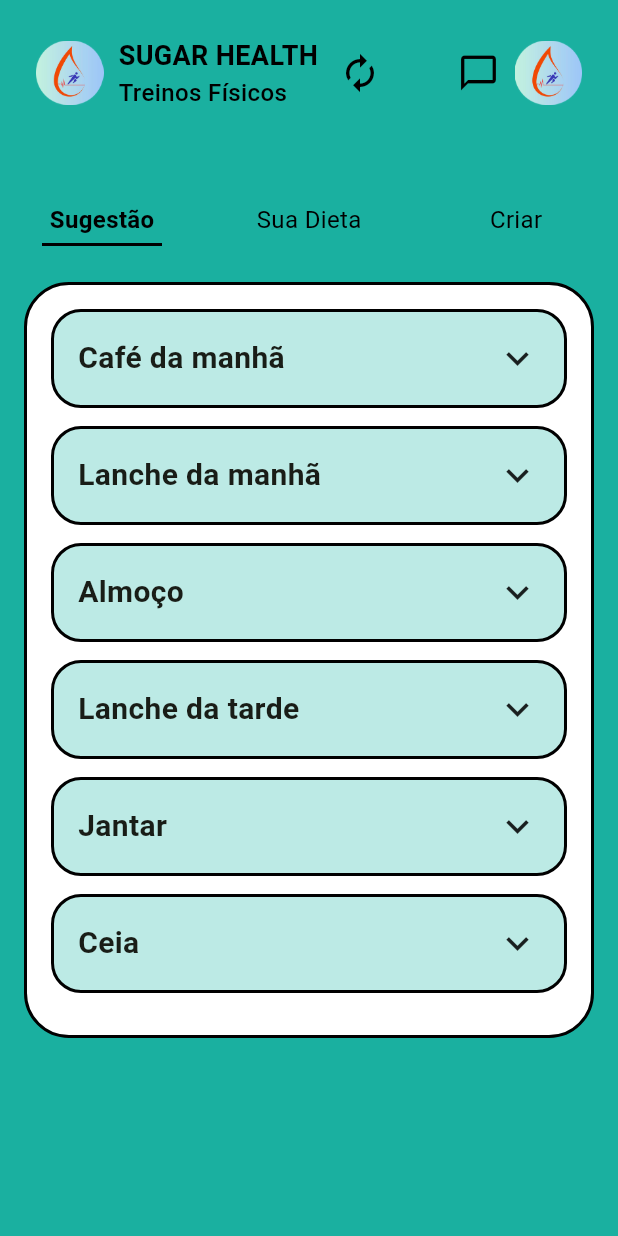
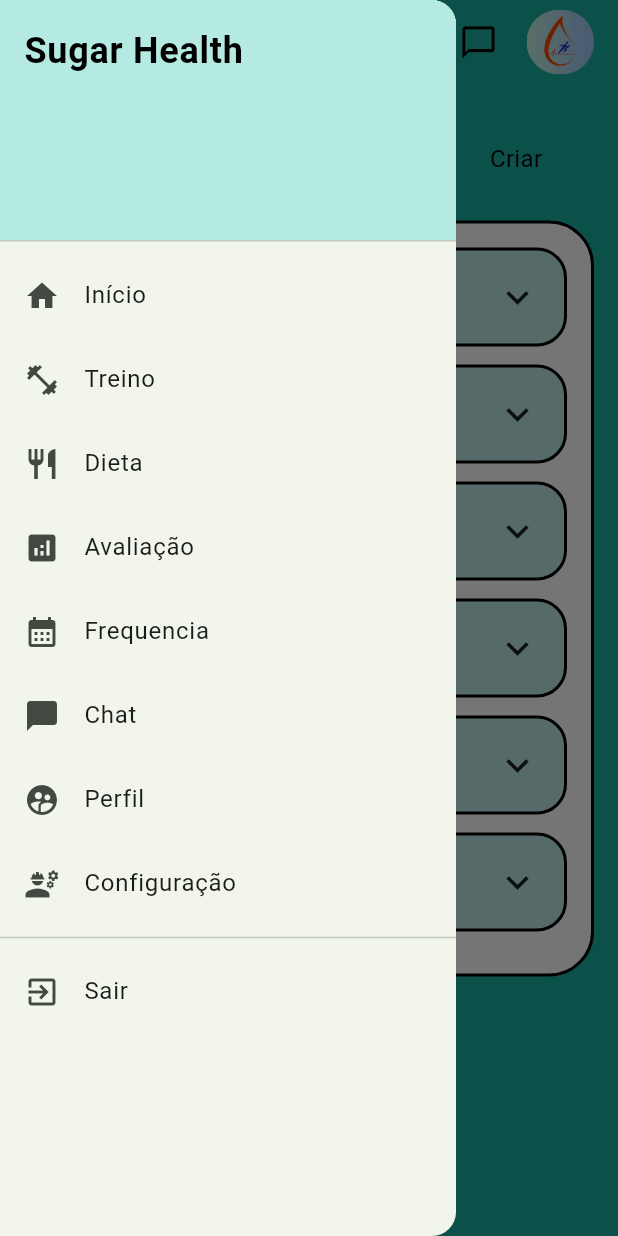
Before and after one commit to AndreyRP/SugarHealth, a Flutter app: the Dieta screen opened by its route, with the side drawer open (before the commit the screen has no drawer), on a phone screen of 412 x 824 dp. Run offline on Flutter 3.47's test engine with Material 3 defaults, Android fonts, the phone set to English and light mode, and no system bars.

Commit message:
Adiçao dos menus de DietaSugestao, e Cadastrada. Começo do cadastro de Dietas

```diff
--- a/lib/pages/avaliacaoMedidas.dart
+++ b/lib/pages/avaliacaoMedidas.dart
@@ -1,11 +1,10 @@
 import 'package:flutter/material.dart';
-import 'package:sugarhealth/widgets/buildBoxTexto.dart';
 import 'package:sugarhealth/widgets/cabecalho.dart';
 import 'package:sugarhealth/widgets/campoAvalia%C3%A7ao.dart';
 import 'package:sugarhealth/widgets/linhaAvaliacao.dart';
 import 'package:sugarhealth/widgets/textoAvaliacao.dart';
 
-import '../widgets/buildInputDecoration.dart';
+import '../widgets/menuRetratio.dart';
 
 class Avaliacao extends StatefulWidget {
   const Avaliacao({super.key});
@@ -18,16 +17,15 @@
   @override
   Widget build(BuildContext context) {
     return Scaffold(
+      appBar: Cabecalho(),
+      drawer: MenuRetratio(),
       backgroundColor: const Color(0xffB4EAE1),
       body: SafeArea(
         child: SingleChildScrollView(
           child: Column(
             crossAxisAlignment: CrossAxisAlignment.stretch,
             children: [
-              Cabecalho(),
-
               const SizedBox(height: 30),
-
               Padding(
                 padding: const EdgeInsets.symmetric(horizontal: 24.0),
                 child: Column(
--- a/lib/pages/dieta.dart
+++ b/lib/pages/dieta.dart
@@ -1,6 +1,7 @@
 import 'package:flutter/material.dart';
 import 'package:sugarhealth/widgets/CadastrarDieta.dart';
 import 'package:sugarhealth/widgets/cabecalho.dart';
+import 'package:sugarhealth/widgets/menuRetratio.dart';
 
 import '../widgets/dietaSugestao.dart';
 
@@ -36,13 +37,14 @@
   @override
   Widget build(BuildContext context) {
     return Scaffold(
+      appBar: Cabecalho(),
+      drawer: MenuRetratio(),
       backgroundColor: const Color(0xff1AB0A0),
       body: SafeArea(
         child: SingleChildScrollView(
           child: Column(
             crossAxisAlignment: CrossAxisAlignment.stretch,
             children: [
-              Cabecalho(),
               const SizedBox(height: 30),
               Padding(
                 padding: const EdgeInsets.symmetric(horizontal: 24),
--- a/lib/pages/exercicio.dart
+++ b/lib/pages/exercicio.dart
@@ -1,5 +1,7 @@
 import 'package:flutter/material.dart';
 import 'package:sugarhealth/widgets/cabecalho.dart';
+
+import '../widgets/menuRetratio.dart';
 
 void main() {
   runApp(const SuggarHealthApp());
@@ -86,12 +88,13 @@
   @override
   Widget build(BuildContext context) {
     return Scaffold(
+      appBar: Cabecalho(),
+      drawer: MenuRetratio(),
       backgroundColor: Color(0xFF14A38B),
       body: SafeArea(
         child: SingleChildScrollView(
           child: Column(
             children: [
-              Cabecalho(),
               SizedBox(height: 30),
               Container(
                 margin: const EdgeInsets.all(16),
@@ -205,12 +208,13 @@
   @override
   Widget build(BuildContext context) {
     return Scaffold(
+      appBar: Cabecalho(),
+      drawer: MenuRetratio(),
       backgroundColor: const Color(0xFF14A38B),
       body: SafeArea(
         child: SingleChildScrollView(
           child: Column(
             children: [
-              Cabecalho(),
               const SizedBox(height: 30),
               Container(
                 margin: const EdgeInsets.all(16),
--- a/lib/pages/home.dart
+++ b/lib/pages/home.dart
@@ -3,6 +3,7 @@
 import 'package:sugarhealth/widgets/cabecalho.dart';
 
 import '../widgets/buildInputDecoration.dart';
+import '../widgets/menuRetratio.dart';
 
 class Home extends StatefulWidget {
   const Home({super.key});
@@ -87,13 +88,14 @@
   @override
   Widget build(BuildContext context) {
     return Scaffold(
+      appBar: Cabecalho(),
+      drawer: MenuRetratio(),
       backgroundColor: const Color(0xffB4EAE1),
       body: SafeArea(
         child: SingleChildScrollView(
           child: Column(
             crossAxisAlignment: CrossAxisAlignment.stretch,
             children: [
-              Cabecalho(),
               const SizedBox(height: 30),
               Padding(
                 padding: const EdgeInsets.symmetric(horizontal: 24.0),
--- a/lib/widgets/CadastrarDieta.dart
+++ b/lib/widgets/CadastrarDieta.dart
@@ -1,7 +1,6 @@
 import 'package:flutter/material.dart';
 import 'package:sugarhealth/classes/cadastroDieta.dart';
 
-import '../main.dart';
 import 'createBoxInput.dart';
 import 'inputDecoration.dart';
 
--- a/lib/widgets/cabecalho.dart
+++ b/lib/widgets/cabecalho.dart
@@ -1,22 +1,44 @@
 import 'package:flutter/material.dart';
 
-Widget Cabecalho() {
-  return Padding(
-    padding: const EdgeInsets.symmetric(horizontal: 24.0, vertical: 24.0),
-    child: Row(
-      mainAxisAlignment: MainAxisAlignment.spaceBetween,
-      crossAxisAlignment: CrossAxisAlignment.center,
-      children: [
-        Image.asset(
+class Cabecalho extends StatefulWidget implements PreferredSizeWidget {
+  const Cabecalho({super.key});
+
+  @override
+  State<Cabecalho> createState() => _CabecalhoState();
+
+  @override
+  Size get preferredSize => const Size.fromHeight(kToolbarHeight);
+}
+
+class _CabecalhoState extends State<Cabecalho> {
+
+
+  @override
+  Widget build(BuildContext context) {
+
+    return AppBar(
+      backgroundColor: Colors.transparent,
+
+      // --- lado esquerdo (logo) ---
+      leading: Padding(
+        padding: const EdgeInsets.only(left: 16.0),
+        child: GestureDetector(
+          onTap: (){
+            setState(() {
+              Scaffold.of(context).openDrawer();
+            });
+          },
+          child: Image.asset(
             'assets/images/logo.png',
             width: 45,
             height: 45,
+          )
         ),
+        ),
+      leadingWidth: 60,
 
-        Expanded(
-          child: Padding(
-            padding: const EdgeInsets.only(left: 10.0, right: 8.0),
-            child: Row(
+      // --- Titulos e troca rapida ---
+      title: Row(
         mainAxisSize: MainAxisSize.min,
         children: [
           Flexible(
@@ -40,44 +62,51 @@
                   overflow: TextOverflow.ellipsis,
                   style: TextStyle(
                     fontSize: 16,
-                          fontWeight: FontWeight.w500,
+                    fontWeight: FontWeight.bold,
                     color: Colors.black,
                   ),
                 ),
               ],
             ),
           ),
-
           IconButton(
             icon: const Icon(Icons.autorenew),
             color: Colors.black,
-                  iconSize: 28,
-                  constraints: const BoxConstraints(),
-                  padding: const EdgeInsets.only(left: 8.0),
+            iconSize: 24,
             onPressed: () {
-                    print("Trocou a unidade de medida!");
+              Navigator.pushNamed(context, '/avaliacaoMedidas');
             },
           ),
         ],
       ),
-          ),
-        ),
 
+      // --- lado direito  (chat e conta)
+      actions: [
         IconButton(
           icon: const Icon(Icons.chat_bubble_outline),
           color: Colors.black,
-          iconSize: 28,
+          iconSize: 26,
           onPressed: () {
-            print("Abriu as mensagens!");
           },
         ),
 
-        Image.asset(
+        Padding(
+          padding: const EdgeInsets.only(right: 16.0, left: 8.0),
+          child: InkWell(
+            onTap: () {
+              Navigator.pushNamed(context, '/home');
+            },
+            child: Image.asset(
               'assets/images/logo.png',
               width: 45,
               height: 45,
             ),
+          ),
+        ),
       ],
-    ),
     );
   }
+
+  Size get preferredSize => const Size.fromHeight(kToolbarHeight);
+
+}
--- /dev/null
+++ b/lib/widgets/menuRetratio.dart
@@ -0,0 +1,78 @@
+import 'package:flutter/material.dart';
+
+class MenuRetratio extends StatelessWidget {
+   const MenuRetratio({super.key});
+
+  void _navegarPara(BuildContext context, String rota) {
+    Navigator.pop(context);
+    Navigator.pushNamed(context, rota);
+  }
+
+  @override
+  Widget build(BuildContext context) {
+    return Drawer(
+      child: ListView(
+        padding: EdgeInsets.zero,
+        children: [
+
+          // --- Cabecalho Menu ---
+          DrawerHeader(
+            decoration: BoxDecoration(color: Color(0xffB4EAE1)),
+            child: Text(
+              'Sugar Health',
+              style: TextStyle(color: Colors.black, fontSize: 24, fontWeight: FontWeight.bold),
+            ),
+          ),
+
+          ListTile(
+            leading:  Icon(Icons.home),
+            title:  Text('Início'),
+            onTap: () => _navegarPara(context, '/home'),
+          ),
+          ListTile(
+            leading:  Icon(Icons.fitness_center),
+            title:  Text('Treino'),
+            onTap: () => _navegarPara(context, '/exercicios'),
+          ),
+          ListTile(
+            leading:  Icon(Icons.restaurant),
+            title:  Text('Dieta'),
+            onTap: () => _navegarPara(context, '/dieta'),
+          ),
+          ListTile(
+            leading:  Icon(Icons.analytics),
+            title:  Text('Avaliação'),
+            onTap: () => _navegarPara(context, '/avaliacaoMedidas'),
+          ),
+          ListTile(
+            leading:  Icon(Icons.calendar_month),
+            title:  Text('Frequencia'),
+            onTap: () => _navegarPara(context, '/exercicios'),
+          ),
+          ListTile(
+            leading:  Icon(Icons.messenger),
+            title:  Text('Chat'),
+            onTap: () => _navegarPara(context, '/dieta'),
+          ),
+          ListTile(
+            leading:  Icon(Icons.supervised_user_circle),
+            title:  Text('Perfil'),
+            onTap: () => _navegarPara(context, '/avaliacaoMedidas'),
+          ),
+          ListTile(
+            leading:  Icon(Icons.engineering),
+            title:  Text('Configuração'),
+            onTap: () => _navegarPara(context, '/avaliacaoMedidas'),
+          ),
+
+           Divider(),
+          ListTile(
+            leading:  Icon(Icons.exit_to_app),
+            title:  Text('Sair'),
+            onTap: () => _navegarPara(context, '/login'),
+          ),
+        ],
+      ),
+    );
+  }
+}
--- a/lib/widgets/textoAvaliacao.dart
+++ b/lib/widgets/textoAvaliacao.dart
@@ -1,6 +1,4 @@
 import 'package:flutter/material.dart';
-
-import 'buildInputDecoration.dart';
 
 Widget TextoAvaliacao(@required String texto) {
   return Text(texto,
```
Lines whose indentation alone changed are shown as unchanged.
